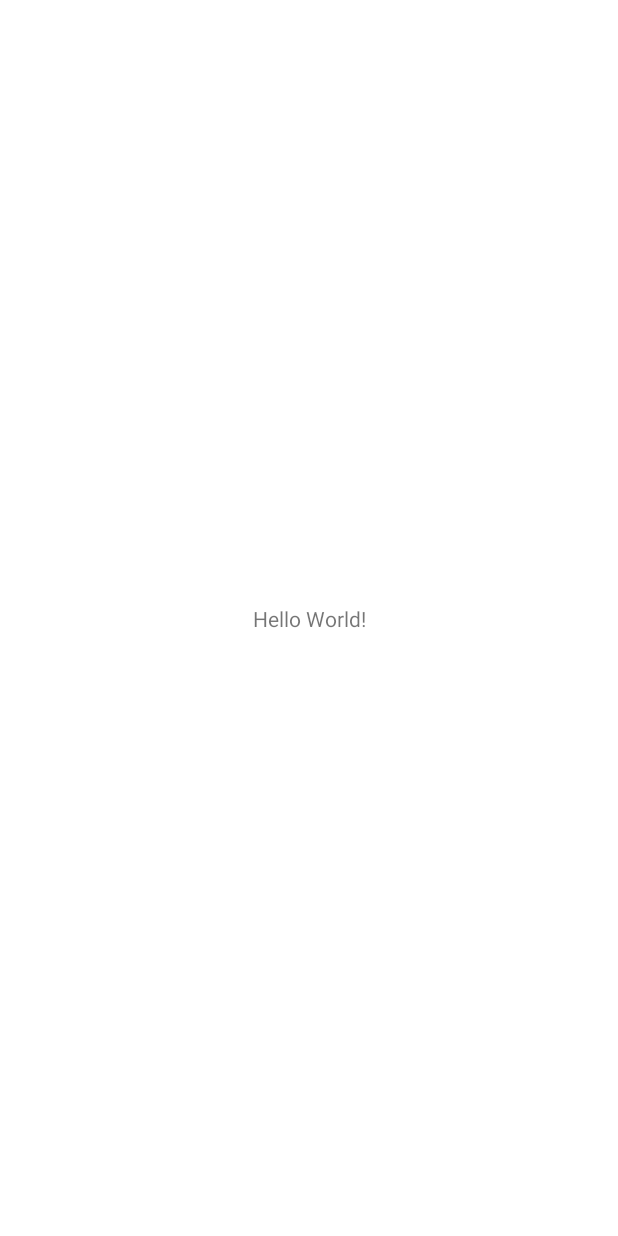
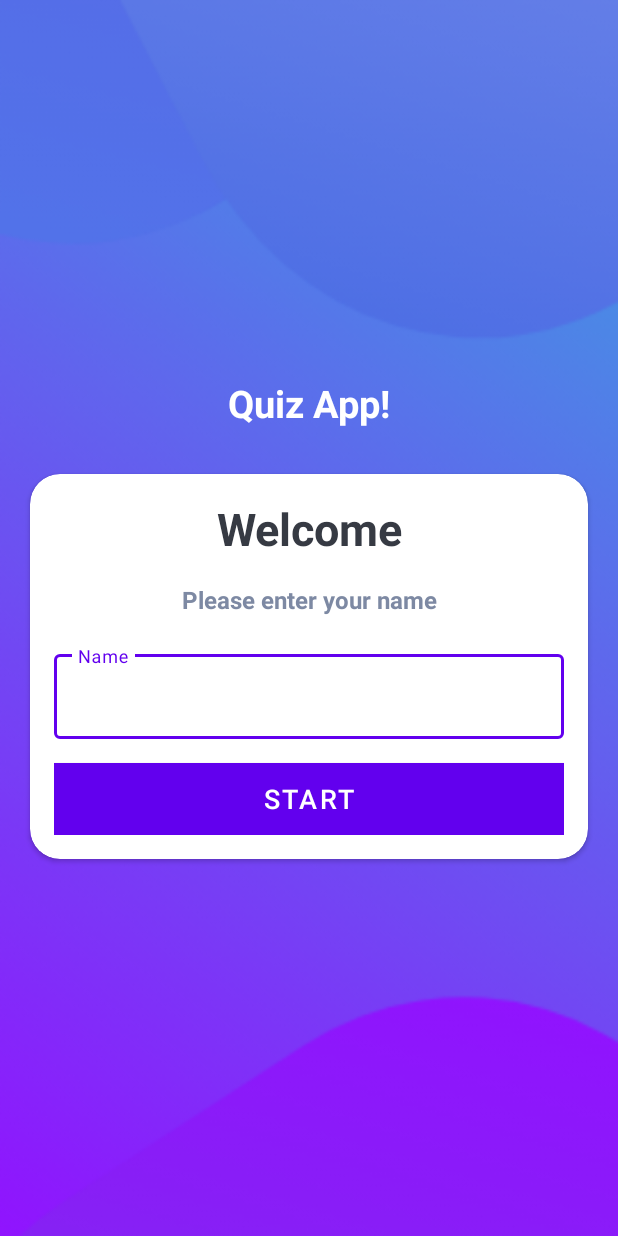
Before and after one commit to ygs3004/StudyAndroid, an Android app: the screen it shows after launch (MainActivity), on a phone screen of 412 x 824 dp. Before the commit the screen is almost empty. Run offline under Robolectric (Android 15) with nearby library versions, the phone set to English and light mode, and no system bars.

Commit message:
[2023/07/30] udemy Android 12 및 Kotlin - 섹션 8: QUIZ APP  > 103강: UI 세팅, CardView 추가 및 상태바 제거

```diff
--- a/MyQuizApp/app/src/main/res/layout/activity_main.xml
+++ b/MyQuizApp/app/src/main/res/layout/activity_main.xml
@@ -1,18 +1,85 @@
 <?xml version="1.0" encoding="utf-8"?>
-<androidx.constraintlayout.widget.ConstraintLayout xmlns:android="http://schemas.android.com/apk/res/android"
+<LinearLayout xmlns:android="http://schemas.android.com/apk/res/android"
     xmlns:app="http://schemas.android.com/apk/res-auto"
     xmlns:tools="http://schemas.android.com/tools"
     android:layout_width="match_parent"
     android:layout_height="match_parent"
+    android:background="@drawable/ic_bg"
+    android:gravity="center"
+    android:orientation="vertical"
     tools:context=".MainActivity">
 
     <TextView
-        android:layout_width="wrap_content"
+        android:layout_width="match_parent"
         android:layout_height="wrap_content"
-        android:text="Hello World!"
-        app:layout_constraintBottom_toBottomOf="parent"
-        app:layout_constraintLeft_toLeftOf="parent"
-        app:layout_constraintRight_toRightOf="parent"
-        app:layout_constraintTop_toTopOf="parent" />
+        android:layout_marginBottom="30dp"
+        android:gravity="center"
+        android:text="Quiz App!"
+        android:textColor="@color/white"
+        android:textSize="25sp"
+        android:textStyle="bold" />
 
-</androidx.constraintlayout.widget.ConstraintLayout>
+    <androidx.cardview.widget.CardView
+        android:layout_width="match_parent"
+        android:layout_height="wrap_content"
+        android:layout_marginStart="20dp"
+        android:layout_marginEnd="20dp"
+        app:cardBackgroundColor="@color/white"
+        app:cardCornerRadius="20dp">
+
+        <LinearLayout
+            android:layout_width="match_parent"
+            android:layout_height="wrap_content"
+            android:layout_margin="16dp"
+            android:orientation="vertical">
+
+            <TextView
+                android:layout_width="match_parent"
+                android:layout_height="wrap_content"
+                android:gravity="center"
+                android:text="Welcome"
+                android:textColor="#363A43"
+                android:textSize="30sp"
+                android:textStyle="bold" />
+
+            <TextView
+                android:layout_width="match_parent"
+                android:layout_height="wrap_content"
+                android:layout_marginTop="16dp"
+                android:gravity="center"
+                android:text="Please enter your name"
+                android:textColor="#7D89A3"
+                android:textSize="16sp"
+                android:textStyle="bold" />
+
+            <com.google.android.material.textfield.TextInputLayout
+                style="@style/Widget.MaterialComponents.TextInputLayout.OutlinedBox"
+                android:layout_width="match_parent"
+                android:layout_height="wrap_content"
+                android:layout_marginTop="20dp">
+
+                <androidx.appcompat.widget.AppCompatEditText
+                    android:layout_width="match_parent"
+                    android:layout_height="wrap_content"
+                    android:hint="Name"
+                    android:inputType="textCapWords"
+                    android:textColor="#363A43"
+                    android:textColorHint="#7D89A3" />
+
+            </com.google.android.material.textfield.TextInputLayout>
+
+            <Button
+                android:layout_width="match_parent"
+                android:layout_height="wrap_content"
+                android:layout_marginTop="16dp"
+                android:background="@color/design_default_color_on_primary"
+                android:text="Start"
+                android:textColor="@color/white"
+                android:textSize="18sp" />
+
+
+        </LinearLayout>
+
+    </androidx.cardview.widget.CardView>
+
+</LinearLayout>
--- a/MyQuizApp/app/src/main/res/values/themes.xml
+++ b/MyQuizApp/app/src/main/res/values/themes.xml
@@ -6,5 +6,9 @@
         <item name="colorPrimaryDark">@color/purple_700</item>
         <item name="colorAccent">@color/teal_200</item>
         <!-- Customize your theme here. -->
+
+        <!-- 폰 상태바 없애기 -->
+        <item name="android:windowFullscreen">true</item>
     </style>
+
 </resources>
```
Also changed, not shown: MyQuizApp/app/src/main/res/drawable/ic_bg.png (added).
